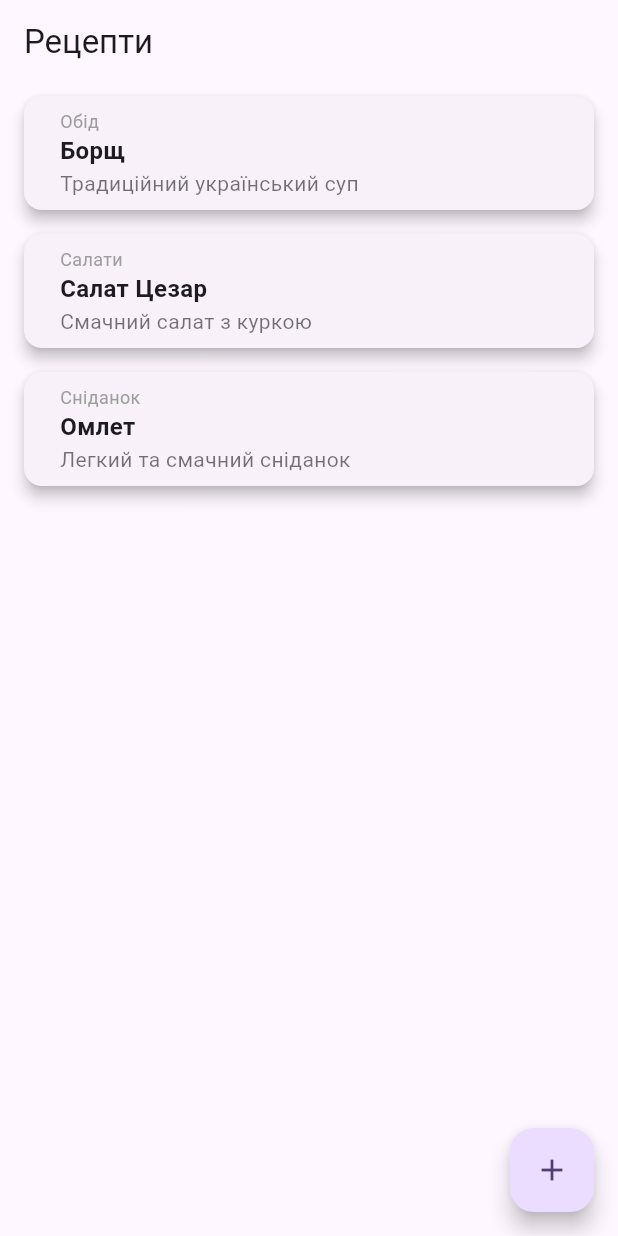
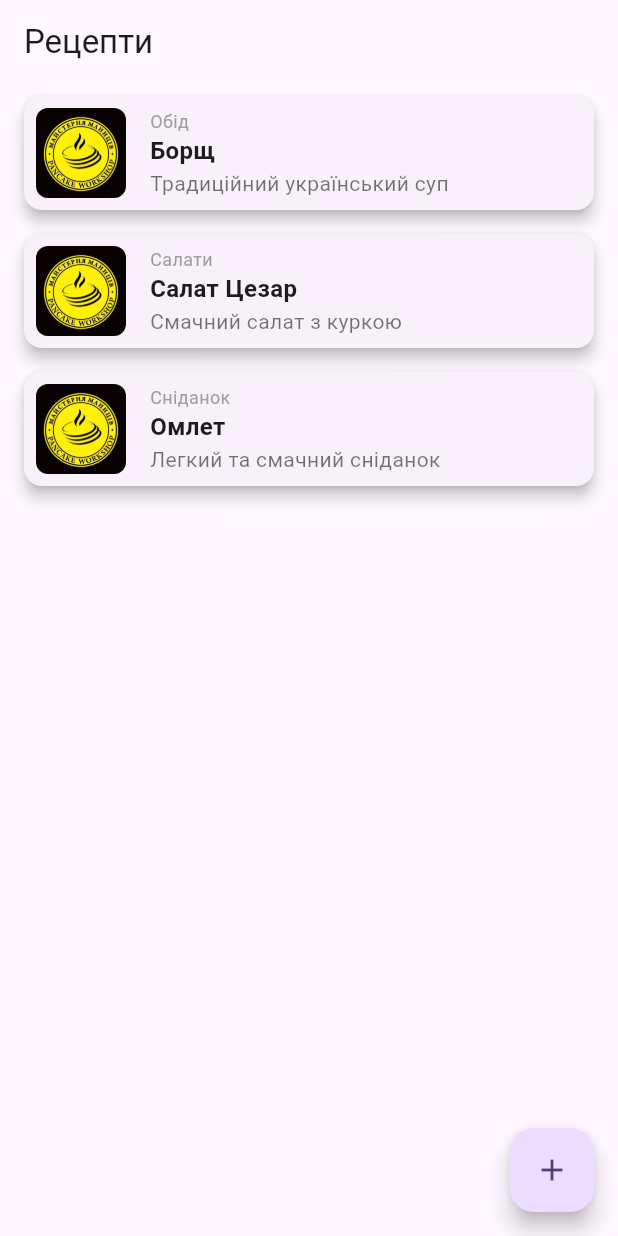
Before and after one commit to Spartakm67/flutter_home_work9, a Flutter app: the screen it shows after launch, on a phone screen of 412 x 824 dp. Run offline on Flutter 3.47's test engine with Material 3 defaults, Android fonts, the phone set to English and light mode, and no system bars.

```diff
--- a/lib/main.dart
+++ b/lib/main.dart
@@ -13,7 +13,6 @@ class MyApp extends StatelessWidget {
     return MaterialApp(
       title: 'Flutter Demo',
       theme: ThemeData(
-
         colorScheme: ColorScheme.fromSeed(seedColor: Colors.deepPurple),
         useMaterial3: true,
       ),
--- a/lib/models/recipe.dart
+++ b/lib/models/recipe.dart
@@ -1,4 +1,7 @@
+import 'package:flutter/material.dart';
+
 class Recipe {
+  final ImageProvider image;
   final String title;
   final String description;
   final List<String> ingredients;
@@ -6,10 +9,11 @@ class Recipe {
   final String category;
 
   Recipe({
+    FileImage? image,
     required this.title,
     required this.description,
     required this.ingredients,
     required this.instructions,
     required this.category,
-  });
+  }): image = image ?? const AssetImage('assets/images/pancake_image.png');
 }
--- a/lib/widgets/recipe_item.dart
+++ b/lib/widgets/recipe_item.dart
@@ -1,5 +1,6 @@
 import 'package:flutter/material.dart';
 import 'package:flutter_home_work9/models/recipe.dart';
+import 'package:flutter_home_work9/screens/recipe_detail_screen.dart';
 
 class RecipeCard extends StatelessWidget {
   final Recipe recipe;
@@ -10,25 +11,36 @@ class RecipeCard extends StatelessWidget {
 
   @override
   Widget build(BuildContext context) {
-    return Card(
+    return GestureDetector(
+      onTap: () {
+        Navigator.push(
+          context,
+          MaterialPageRoute(
+            builder: (context) => RecipeDetailPage(recipe: recipe),
+          ),
+        );
+      },
+      child: Card(
         elevation: 4,
         margin: const EdgeInsets.symmetric(vertical: 8, horizontal: 16),
         child: Padding(
           padding: const EdgeInsets.all(8.0),
           child: Row(
             children: [
-
-            // ClipRRect(
-            //   borderRadius: BorderRadius.circular(8),
-            //   child: Image.asset(
-            //     'assets/images/placeholder.jpg',
-            //     width: 60,
-            //     height: 60,
-            //     fit: BoxFit.cover,
-            //   ),
-            // ),
+              Hero(
+                tag: recipe.title,
+                child:
+          ClipRRect(
+                  borderRadius: BorderRadius.circular(8),
+                  child: Image(
+                    image: recipe.image,
+                    width: 60,
+                    height: 60,
+                    fit: BoxFit.cover,
+                  ),
+                ),
+              ),
               const SizedBox(width: 16),
-
               Expanded(
                 child: Column(
                   crossAxisAlignment: CrossAxisAlignment.start,
@@ -56,6 +68,7 @@ class RecipeCard extends StatelessWidget {
             ],
           ),
         ),
+      ),
     );
   }
 }
--- a/pubspec.yaml
+++ b/pubspec.yaml
@@ -22,7 +22,7 @@ environment:
   sdk: ^3.5.4
 
 # Dependencies specify other packages that your package needs in order to work.
-# To automatically upgrade your package dependencies to the latest versions
+# To automatically upgrade your package dependencies to the latest versions,
 # consider running `flutter pub upgrade --major-versions`. Alternatively,
 # dependencies can be manually updated by changing the version numbers below to
 # the latest version available on pub.dev. To see which dependencies have newer
```
Also changed, not shown: lib/screens/recipe_detail_screen.dart (+71 -0 lines), lib/styles/texy_styles.dart (added, +81 -0 lines), assets/images/pancake_image.png (added). Lines whose indentation alone changed are shown as unchanged.
